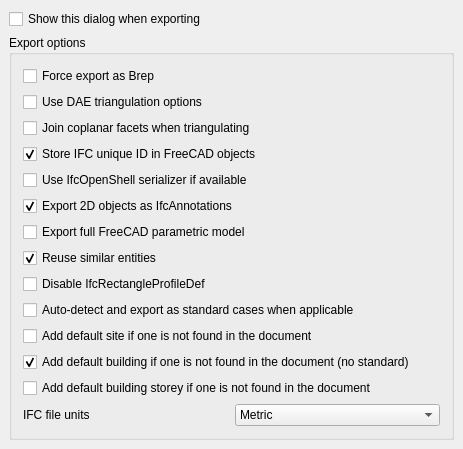
This is src/Mod/Arch/Resources/ui/preferences-ifc-export.ui in berndhahnebach/All_FreeCAD as Qt 5 draws it before an edit. The edited form follows.
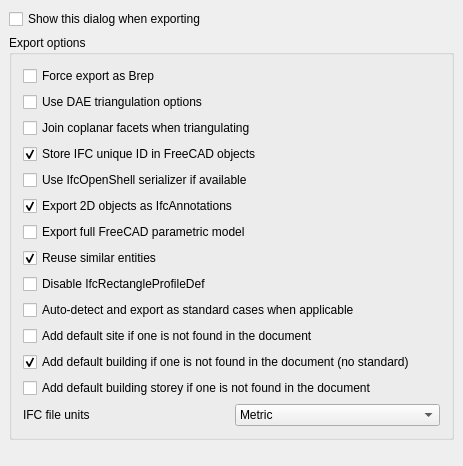
This is the edited form. Custom widgets are drawn as their Qt base class.

Diff of the .ui file:
```diff
--- a/src/Mod/Arch/Resources/ui/preferences-ifc-export.ui
+++ b/src/Mod/Arch/Resources/ui/preferences-ifc-export.ui
@@ -7,7 +7,7 @@
     <x>0</x>
     <y>0</y>
     <width>463</width>
-    <height>421</height>
+    <height>466</height>
    </rect>
   </property>
   <property name="windowTitle">
```
Left out of the diff: 13 changed lines with no effect on the pictures.
